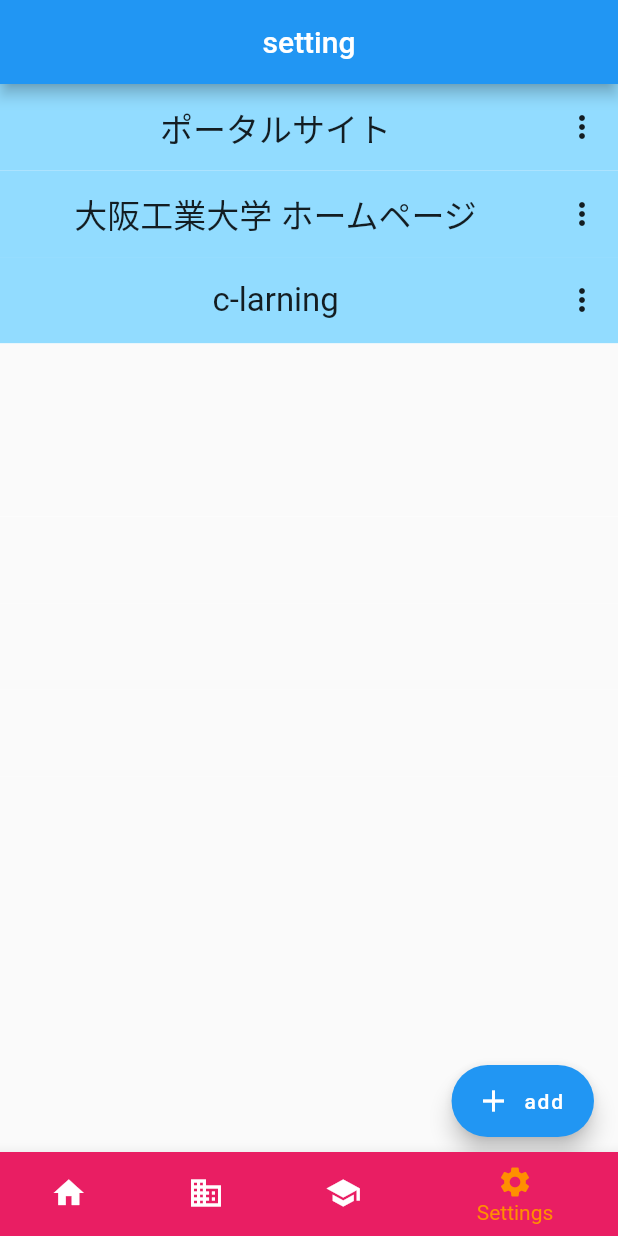
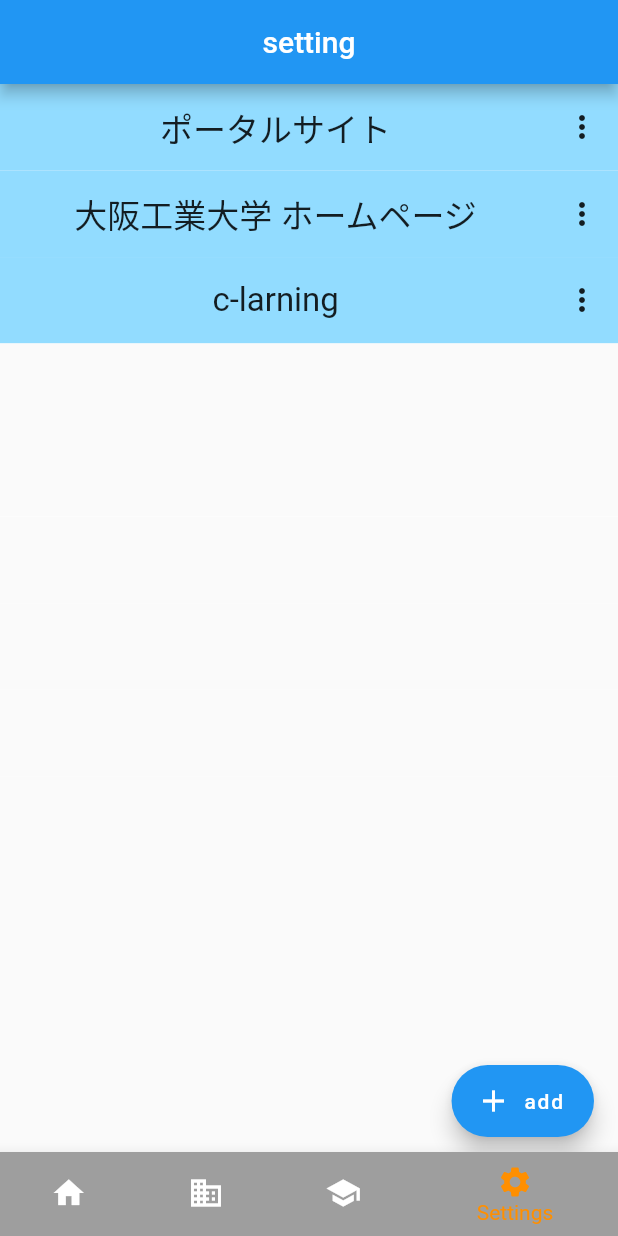
Before and after one commit to 8424bot/monodes2022_flutter, a Flutter app: the screen it shows after launch, item 4 of the bottom bar chosen, on a phone screen of 412 x 824 dp. Run offline on Flutter 3.47's test engine with Material 2 defaults, Android fonts, the phone set to English and light mode, and no system bars.

Commit message:
settingのカラーをグレーに

```diff
--- a/lib/main.dart
+++ b/lib/main.dart
@@ -99,7 +99,7 @@ class _MyStatefulWidgetState extends State<MyStatefulWidget> {
           BottomNavigationBarItem(
             icon: Icon(Icons.settings),
             label: 'Settings',
-            backgroundColor: Colors.pink,
+            backgroundColor: Colors.grey,
           ),
         ],
         currentIndex: _selectedIndex,
```
